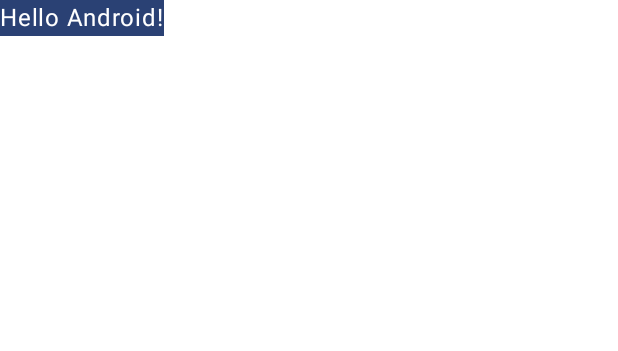
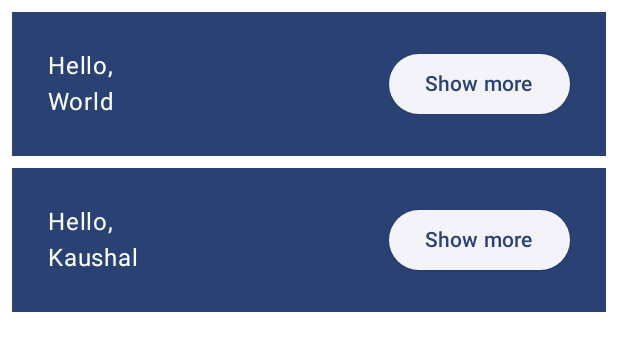
Before and after one commit to KaushalVasava/JetPackCompose_Basic, an Android app built with Jetpack Compose: the @Preview function DefaultPreview, on a phone screen of 412 x 824 dp. Shown: the top 351 px of the screen. Run offline under Robolectric (Android 15) with nearby library versions, the phone set to English and light mode, and no system bars.

Commit message:
Add Row, Column and Button composable

```diff
--- a/app/src/main/java/com/lahsuak/apps/jetpackcomposebasic/MainActivity.kt
+++ b/app/src/main/java/com/lahsuak/apps/jetpackcomposebasic/MainActivity.kt
@@ -3,14 +3,12 @@
 import android.os.Bundle
 import androidx.activity.ComponentActivity
 import androidx.activity.compose.setContent
-import androidx.compose.foundation.layout.fillMaxSize
-import androidx.compose.foundation.layout.fillMaxWidth
-import androidx.compose.material3.MaterialTheme
-import androidx.compose.material3.Surface
-import androidx.compose.material3.Text
+import androidx.compose.foundation.layout.*
+import androidx.compose.material3.*
 import androidx.compose.runtime.Composable
 import androidx.compose.ui.Modifier
 import androidx.compose.ui.tooling.preview.Preview
+import androidx.compose.ui.unit.dp
 import com.lahsuak.apps.jetpackcomposebasic.ui.theme.JetPackComposeBasicTheme
 
 class MainActivity : ComponentActivity() {
@@ -26,27 +24,55 @@
 }
 
 @Composable
-fun MyApp(modifier: Modifier = Modifier) {
-    Surface(
-        modifier = modifier,
-        color = MaterialTheme.colorScheme.background
-    ) {
-        Greeting("Android")
+fun MyApp(
+    modifier: Modifier = Modifier,
+    names: List<String> = listOf("World", "Kaushal")
+) {
+    Column(modifier = modifier.padding(vertical = 4.dp)) {
+        for (name in names) {
+            Greeting(name)
+        }
     }
 }
 
-/***
-Composable functions :
+/**
+ * Composable functions :
 A composable function is a regular function annotated with @Composable.
 This enables your function to call other @Composable functions within it.
 You can see how the Greeting function is marked as @Composable.
 This function will produce a piece of UI hierarchy displaying the given input,
 String. Text is a composable function provided by the library.
- ***/
+ **/
+
+/**
+ * 1. Column is Vertical linear layout of view system
+ * 2. Row is Horizontal linear layout of view system
+ * 3. Box is FrameLayout of view system
+ */
+
+/**
+ * Button is a composable provided by the material3 package
+which takes a composable as the last argument.
+Since trailing lambdas can be moved outside of the parentheses,
+you can add any content to the button as a child. For example, a Text
+ */
+
 @Composable
 fun Greeting(name: String) {
-    Surface(color = MaterialTheme.colorScheme.primary) {
-        Text(text = "Hello $name!")
+    Surface(
+        color = MaterialTheme.colorScheme.primary,
+        modifier = Modifier.padding(horizontal = 8.dp, vertical = 4.dp)
+    ) {
+        Row(modifier = Modifier.padding(24.dp)) {
+            Column(modifier = Modifier.weight(1f)) {
+                Text(text = "Hello,")
+                Text(text = name)
+            }
+            ElevatedButton(onClick = { }) {
+                Text(text = "Show more")
+            }
+        }
+
     }
 }
 
```
